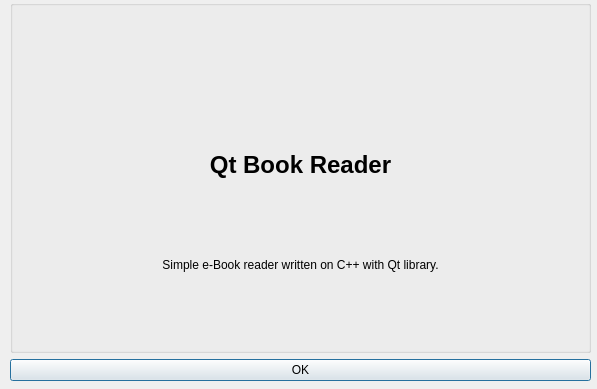
First picture: the form in src/qbraboutdialog.ui, repository moose-kazan/qbr, before the edit.
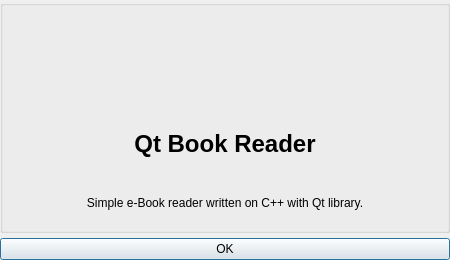
Second picture: the form after the edit. Icons and pictures are not drawn.

Commit message: Improved about dialog

Diff of the .ui file:
```diff
--- a/src/qbraboutdialog.ui
+++ b/src/qbraboutdialog.ui
@@ -6,8 +6,8 @@
    <rect>
     <x>0</x>
     <y>0</y>
-    <width>597</width>
-    <height>389</height>
+    <width>450</width>
+    <height>260</height>
    </rect>
   </property>
   <property name="windowTitle">
@@ -16,31 +16,43 @@
   <widget class="QWidget" name="verticalLayoutWidget">
    <property name="geometry">
     <rect>
-     <x>10</x>
+     <x>0</x>
      <y>0</y>
-     <width>581</width>
-     <height>381</height>
+     <width>450</width>
+     <height>260</height>
     </rect>
    </property>
    <layout class="QVBoxLayout" name="rootVLayout">
     <item>
      <widget class="QGroupBox" name="groupBox">
+      <property name="minimumSize">
+       <size>
+        <width>0</width>
+	<height>233</height>
+       </size>
+      </property>
       <property name="title">
        <string/>
       </property>
       <widget class="QWidget" name="layoutWidget">
        <property name="geometry">
         <rect>
-         <x>20</x>
-         <y>20</y>
-         <width>541</width>
-         <height>291</height>
+	 <x>0</x>
+	 <y>0</y>
+	 <width>450</width>
+	 <height>233</height>
         </rect>
        </property>
        <layout class="QVBoxLayout" name="verticalLayout">
         <item>
          <widget class="QLabel" name="appLogo">
-          <property name="text">
+	  <property name="minimumSize">
+	   <size>
+	    <width>128</width>
+	    <height>128</height>
+	   </size>
+	  </property>
+	  <property name="text">
            <string/>
           </property>
           <property name="pixmap">
@@ -50,6 +62,12 @@
         </item>
         <item>
          <widget class="QLabel" name="appTitle">
+          <property name="minimumSize">
+           <size>
+            <width>0</width>
+	    <height>45</height>
+           </size>
+          </property>
           <property name="text">
            <string>&lt;h1&gt;Qt Book Reader&lt;/h1&gt;</string>
           </property>
@@ -57,12 +75,18 @@
            <set>Qt::AlignCenter</set>
           </property>
           <property name="wordWrap">
-           <bool>true</bool>
+	   <bool>false</bool>
           </property>
          </widget>
         </item>
         <item>
          <widget class="QLabel" name="appDesc">
+          <property name="minimumSize">
+           <size>
+            <width>0</width>
+	    <height>60</height>
+           </size>
+          </property>
           <property name="text">
            <string>Simple e-Book reader written on C++ with Qt library.</string>
           </property>
```
Left out of the diff: 2 changed lines with no effect on the pictures.
